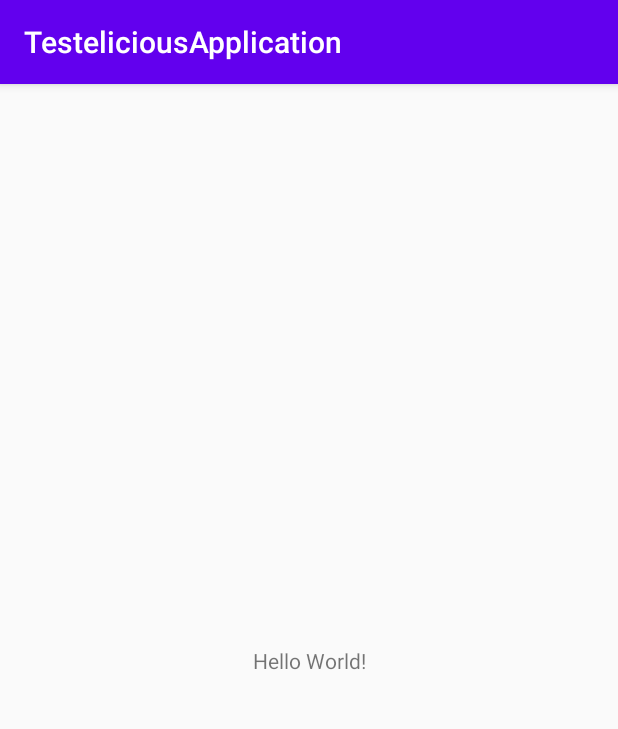
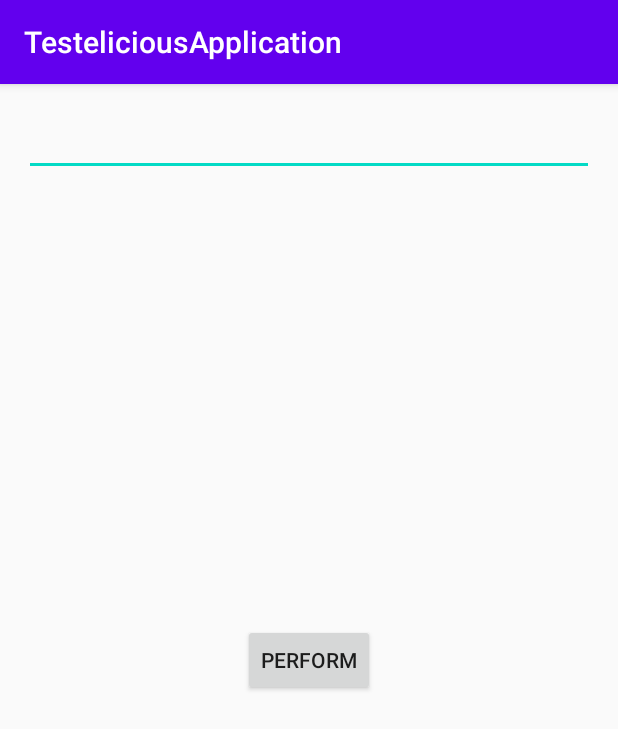
Before and after one commit to pedrofsn/TestliciousApplication, an Android app: the screen it shows after launch (MainActivity), on a phone screen of 412 x 824 dp. Shown: the top 729 px of the screen. Run offline under Robolectric (Android 15) with nearby library versions, the phone set to English and light mode, and no system bars.

Commit message:
Button action

```diff
--- a/app/src/main/java/br/com/redcode/testeliciousapplication/MainActivity.kt
+++ b/app/src/main/java/br/com/redcode/testeliciousapplication/MainActivity.kt
@@ -1,11 +1,25 @@
 package br.com.redcode.testeliciousapplication
 
+import android.os.Bundle
+import android.widget.Toast
 import androidx.appcompat.app.AppCompatActivity
-import android.os.Bundle
+import kotlinx.android.synthetic.main.activity_main.*
 
 class MainActivity : AppCompatActivity() {
+
     override fun onCreate(savedInstanceState: Bundle?) {
         super.onCreate(savedInstanceState)
         setContentView(R.layout.activity_main)
+        button.setOnClickListener {
+            val input = getInputText()
+            toast(input)
+        }
     }
+
+    private fun toast(input: String) {
+        Toast.makeText(this, input, Toast.LENGTH_SHORT).show()
+    }
+
+    private fun getInputText() = editText.text?.trim().toString()
+
 }
--- a/app/src/main/res/layout/activity_main.xml
+++ b/app/src/main/res/layout/activity_main.xml
@@ -6,10 +6,23 @@
     android:layout_height="match_parent"
     tools:context=".MainActivity">
 
-    <TextView
+    <EditText
+        android:id="@+id/editText"
+        android:layout_width="0dp"
+        android:layout_height="wrap_content"
+        android:layout_marginStart="16dp"
+        android:layout_marginTop="16dp"
+        android:layout_marginEnd="16dp"
+        app:layout_constraintEnd_toEndOf="parent"
+        app:layout_constraintStart_toStartOf="parent"
+        app:layout_constraintTop_toTopOf="parent"
+        tools:text="@string/input_any_text" />
+
+    <Button
+        android:id="@+id/button"
         android:layout_width="wrap_content"
         android:layout_height="wrap_content"
-        android:text="Hello World!"
+        android:text="@string/perform"
         app:layout_constraintBottom_toBottomOf="parent"
         app:layout_constraintLeft_toLeftOf="parent"
         app:layout_constraintRight_toRightOf="parent"
--- a/app/src/main/res/values/strings.xml
+++ b/app/src/main/res/values/strings.xml
@@ -1,3 +1,5 @@
 <resources>
     <string name="app_name">TesteliciousApplication</string>
+    <string name="input_any_text">Input any text</string>
+    <string name="perform">Perform</string>
 </resources>
```
